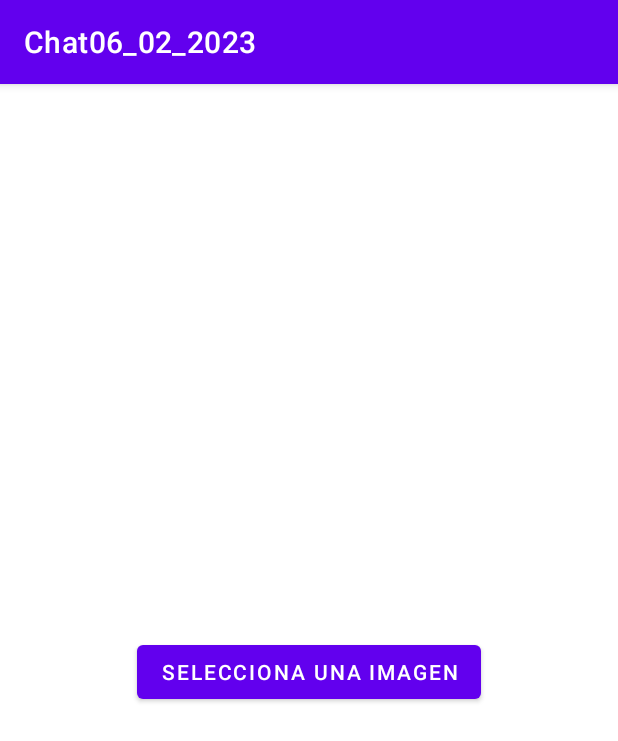
After one commit to PSL2001/Chat06_02_2023, an Android app: the PerfilActivity screen opened directly, with no data from a screen before it, on a phone screen of 412 x 824 dp. The commit adds this screen. Shown: the top 741 px of the screen. Run offline under Robolectric (Android 15) with nearby library versions, the phone set to English and light mode, and no system bars; our stand-ins replace Firebase (no records; nobody signed in at launch, a user with empty details on screens opened directly); pictures from the network do not load.

Commit message:
Añadido perfil

```diff
--- a/app/build.gradle
+++ b/app/build.gradle
@@ -49,6 +49,10 @@ dependencies {
     implementation 'com.google.android.gms:play-services-auth:20.4.1'
     implementation 'com.google.android.gms:play-services-base:18.1.0'
     implementation 'com.google.firebase:firebase-database-ktx:20.1.0'
+    implementation 'com.google.firebase:firebase-storage-ktx:20.0.1'
+
+    implementation 'com.github.bumptech.glide:glide:4.14.2'
+    annotationProcessor 'com.github.bumptech.glide:compiler:4.14.2'
 
     testImplementation 'junit:junit:4.13.2'
     androidTestImplementation 'androidx.test.ext:junit:1.1.5'
--- a/app/src/main/AndroidManifest.xml
+++ b/app/src/main/AndroidManifest.xml
@@ -11,6 +11,9 @@
         android:supportsRtl="true"
         android:theme="@style/Theme.Chat06_02_2023"
         tools:targetApi="31">
+        <activity
+            android:name=".PerfilActivity"
+            android:exported="false" />
         <activity
             android:name=".ChatActivity"
             android:exported="false" />
--- /dev/null
+++ b/app/src/main/java/com/example/chat06_02_2023/PerfilActivity.kt
@@ -0,0 +1,57 @@
+package com.example.chat06_02_2023
+
+import android.net.Uri
+import androidx.appcompat.app.AppCompatActivity
+import android.os.Bundle
+import androidx.activity.result.PickVisualMediaRequest
+import androidx.activity.result.contract.ActivityResultContracts
+import com.example.chat06_02_2023.databinding.ActivityPerfilBinding
+import com.example.chat06_02_2023.prefs.Prefs
+import com.google.firebase.storage.FirebaseStorage
+
+class PerfilActivity : AppCompatActivity() {
+    private val pickMedia = registerForActivityResult(ActivityResultContracts.PickVisualMedia()) {uri ->
+        if (uri != null) {
+            binding.ivPerfil.setImageURI(uri)
+            guardarImagen(uri)
+        } else {
+
+        }
+    }
+
+    private fun guardarImagen(uri: Uri) {
+        val ref = storage.reference
+        val imagen = ref.child("$email/perfil.jpg")
+        val upload = imagen.putFile(uri).addOnSuccessListener {
+            //Se ha subido la imagen
+            finish()
+        } .addOnFailureListener() {
+            //No se ha subido la imagen
+            println(it.message.toString())
+        }
+
+    }
+
+
+    lateinit var storage: FirebaseStorage
+
+    lateinit var binding: ActivityPerfilBinding
+    lateinit var prefs: Prefs
+    var email = ""
+
+    override fun onCreate(savedInstanceState: Bundle?) {
+        super.onCreate(savedInstanceState)
+        binding = ActivityPerfilBinding.inflate(layoutInflater)
+        setContentView(binding.root)
+        prefs = Prefs(this)
+        email = prefs.getEmail().toString()
+        storage = FirebaseStorage.getInstance("gs://proyecto-chat060223.appspot.com/")
+        setListeners()
+    }
+
+    private fun setListeners() {
+        binding.btnPerfil.setOnClickListener {
+            pickMedia.launch(PickVisualMediaRequest(ActivityResultContracts.PickVisualMedia.ImageOnly))
+        }
+    }
+}
--- /dev/null
+++ b/app/src/main/res/layout/activity_perfil.xml
@@ -0,0 +1,31 @@
+<?xml version="1.0" encoding="utf-8"?>
+<androidx.constraintlayout.widget.ConstraintLayout xmlns:android="http://schemas.android.com/apk/res/android"
+    xmlns:app="http://schemas.android.com/apk/res-auto"
+    xmlns:tools="http://schemas.android.com/tools"
+    android:layout_width="match_parent"
+    android:layout_height="match_parent"
+    tools:context=".PerfilActivity">
+
+    <ImageView
+        android:id="@+id/iv_Perfil"
+        android:layout_width="wrap_content"
+        android:layout_height="wrap_content"
+        android:layout_marginTop="16dp"
+        app:layout_constraintEnd_toEndOf="parent"
+        app:layout_constraintHorizontal_bias="0.5"
+        app:layout_constraintStart_toStartOf="parent"
+        app:layout_constraintTop_toTopOf="parent"
+        tools:srcCompat="@tools:sample/avatars" />
+
+    <Button
+        android:id="@+id/btn_perfil"
+        android:layout_width="wrap_content"
+        android:layout_height="wrap_content"
+        android:text="Selecciona una Imagen"
+        app:layout_constraintBottom_toBottomOf="parent"
+        app:layout_constraintEnd_toEndOf="parent"
+        app:layout_constraintHorizontal_bias="0.5"
+        app:layout_constraintStart_toStartOf="parent"
+        app:layout_constraintTop_toBottomOf="@+id/iv_Perfil"
+        app:layout_constraintVertical_bias="0.5" />
+</androidx.constraintlayout.widget.ConstraintLayout>
--- a/app/src/main/res/menu/menu_opciones.xml
+++ b/app/src/main/res/menu/menu_opciones.xml
@@ -1,6 +1,9 @@
 <?xml version="1.0" encoding="utf-8"?>
 <menu xmlns:android="http://schemas.android.com/apk/res/android">
 
+    <item
+        android:id="@+id/item_perfil"
+        android:title="Perfil" />
     <item
         android:id="@+id/item_salir"
         android:title="Salir" />
--- a/build.gradle
+++ b/build.gradle
@@ -4,7 +4,7 @@ buildscript {
     }
 }// Top-level build file where you can add configuration options common to all sub-projects/modules.
 plugins {
-    id 'com.android.application' version '7.4.0' apply false
-    id 'com.android.library' version '7.4.0' apply false
+    id 'com.android.application' version '7.4.1' apply false
+    id 'com.android.library' version '7.4.1' apply false
     id 'org.jetbrains.kotlin.android' version '1.7.21' apply false
 }
```
Also changed, not shown: app/src/main/java/com/example/chat06_02_2023/ChatActivity.kt (+9 -0 lines), app/src/main/java/com/example/chat06_02_2023/adapters/MensajesViewHolder.kt (+36 -0 lines), app/src/main/res/layout/mensaje_layout.xml (+15 -4 lines).
